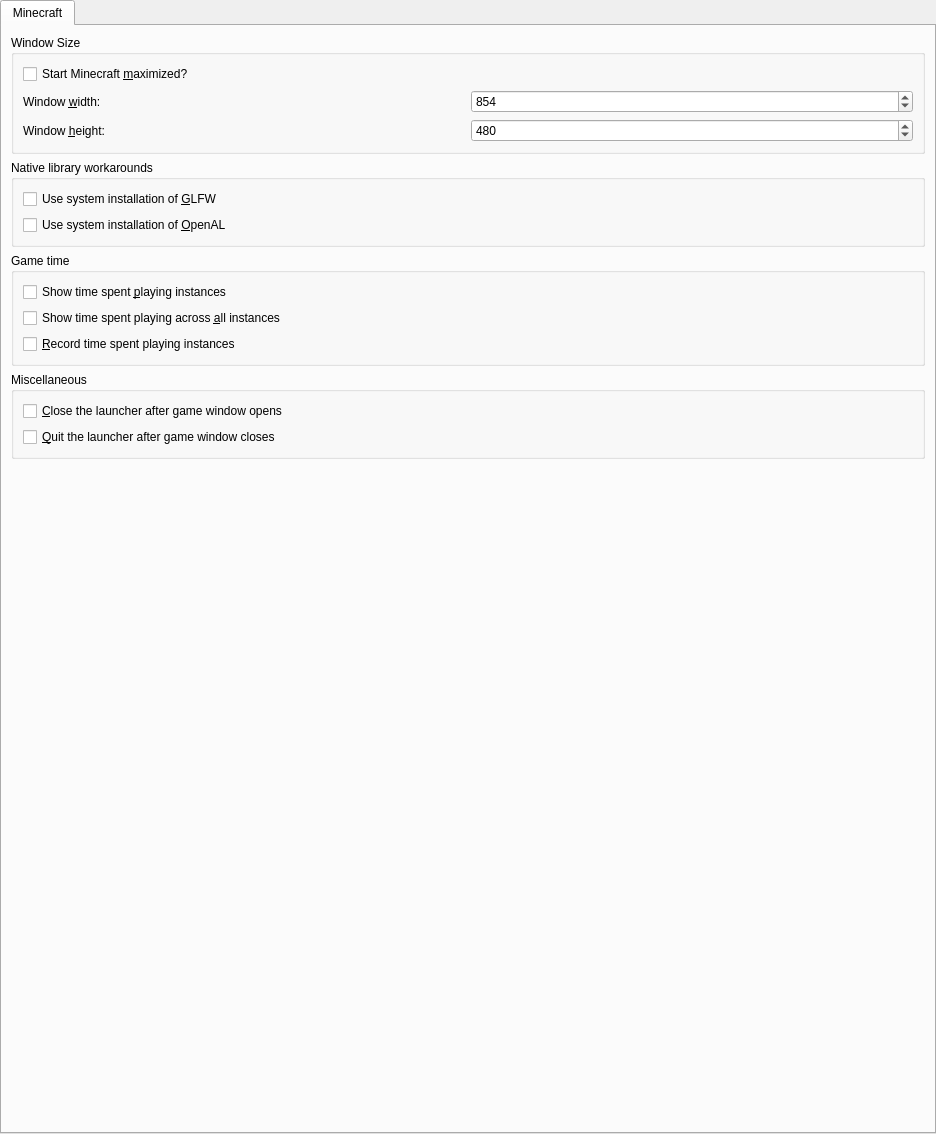
Old version of the form launcher/ui/pages/global/MinecraftPage.ui in the repository FreesmTeam/FreesmLauncher.
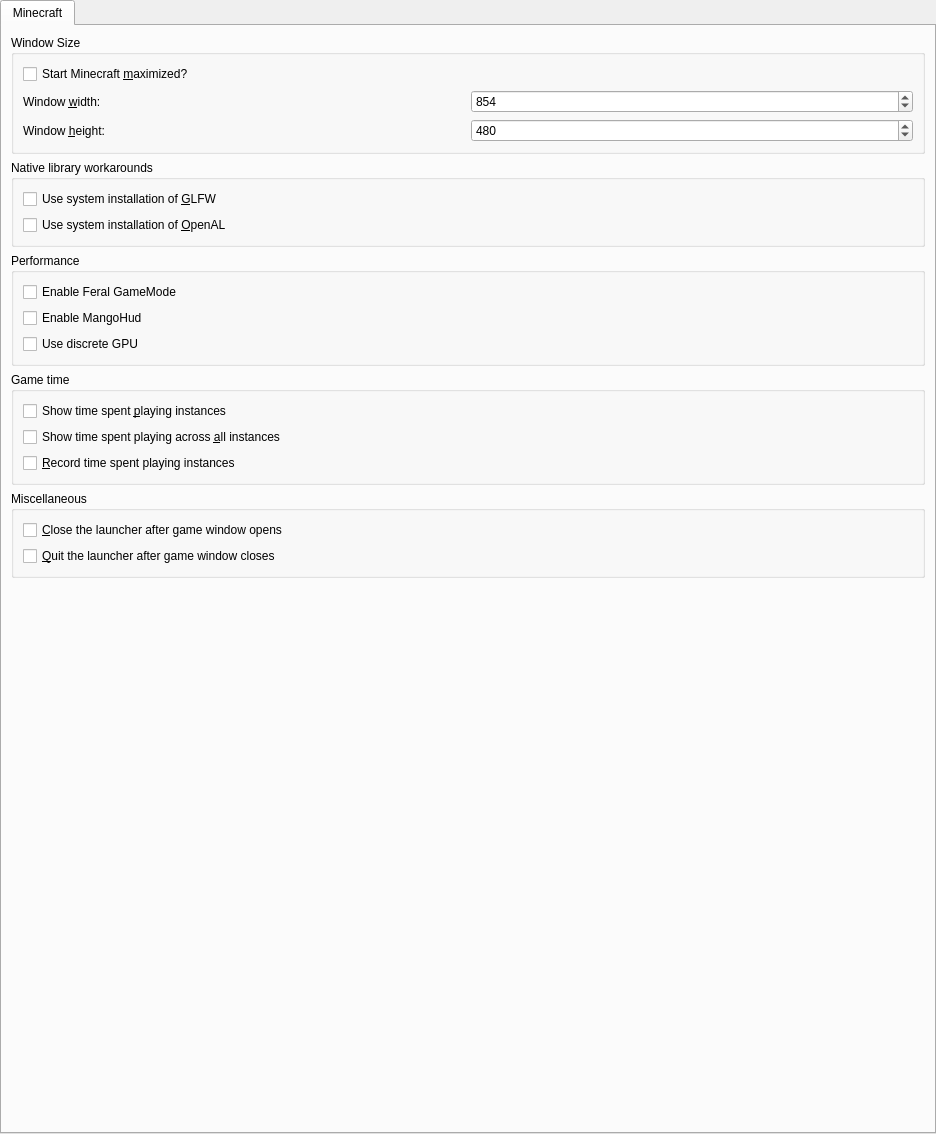
New version of the form.

Commit message: Add Performance related settings Integrates support for Feral Gamemode, discrete GPU support for Mesa and the proprietary Nvidia driver and MangoHud support

What changed in the file:
```diff
--- a/launcher/ui/pages/global/MinecraftPage.ui
+++ b/launcher/ui/pages/global/MinecraftPage.ui
@@ -134,6 +134,45 @@
          </layout>
         </widget>
        </item>
+       <item>
+        <widget class="QGroupBox" name="perfomanceGroupBox">
+         <property name="title">
+          <string>Performance</string>
+         </property>
+         <layout class="QVBoxLayout" name="verticalLayout_2">
+          <item>
+           <widget class="QCheckBox" name="enableFeralGamemodeCheck">
+            <property name="toolTip">
+             <string>&lt;html&gt;&lt;head/&gt;&lt;body&gt;&lt;p&gt;Enable Feral Interactive's GameMode, to potentially improve gaming performance.&lt;/p&gt;&lt;/body&gt;&lt;/html&gt;</string>
+            </property>
+            <property name="text">
+             <string>Enable Feral GameMode</string>
+            </property>
+           </widget>
+          </item>
+          <item>
+           <widget class="QCheckBox" name="enableMangoHud">
+            <property name="toolTip">
+             <string>&lt;html&gt;&lt;head/&gt;&lt;body&gt;&lt;p&gt;Enable MangoHud's advanced performance overlay.&lt;/p&gt;&lt;/body&gt;&lt;/html&gt;</string>
+            </property>
+            <property name="text">
+             <string>Enable MangoHud</string>
+            </property>
+           </widget>
+          </item>
+          <item>
+           <widget class="QCheckBox" name="useDiscreteGpuCheck">
+            <property name="toolTip">
+             <string>&lt;html&gt;&lt;head/&gt;&lt;body&gt;&lt;p&gt;Use the discrete GPU instead of the primary GPU.&lt;/p&gt;&lt;/body&gt;&lt;/html&gt;</string>
+            </property>
+            <property name="text">
+             <string>Use discrete GPU</string>
+            </property>
+           </widget>
+          </item>
+         </layout>
+        </widget>
+       </item>
        <item>
         <widget class="QGroupBox" name="gameTimeGroupBox">
          <property name="title">
```
Left out of the diff: 3 changed lines with no effect on the pictures. Lines whose indentation alone changed are shown as unchanged. The commit also changes 15 other files.
